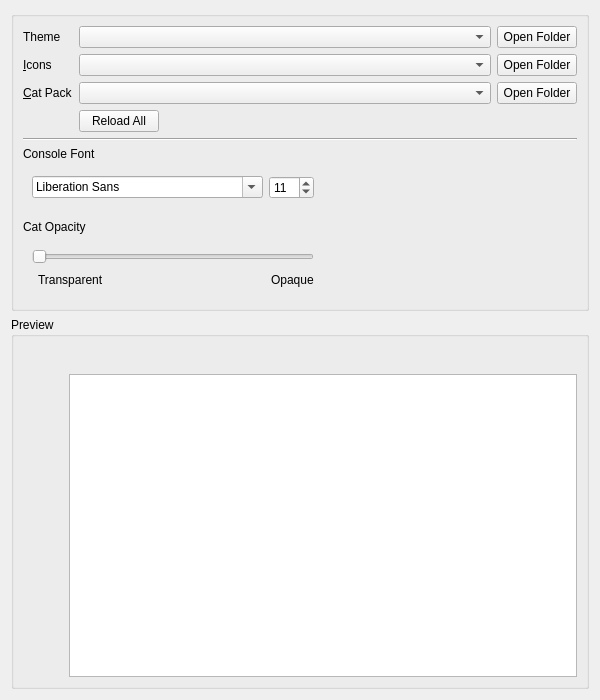
First picture: the form in launcher/ui/pages/global/AppearancePage.ui, repository FreesmTeam/FreesmLauncher, before the edit.
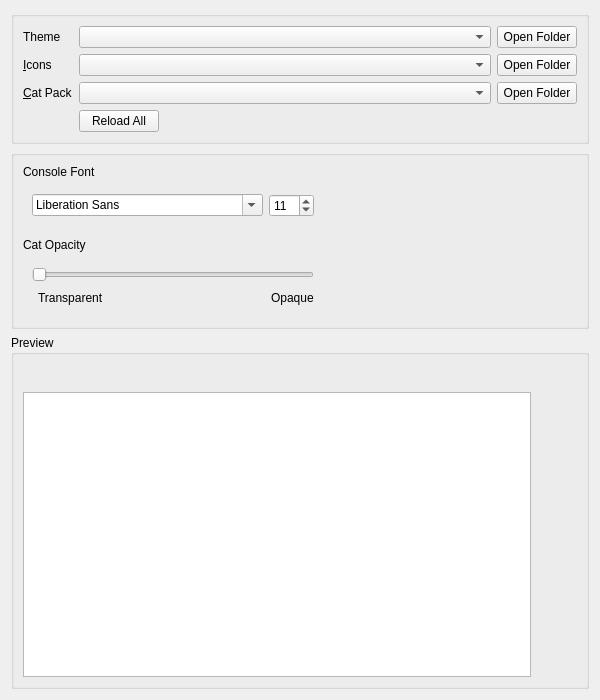
Second picture: the form after the edit. Icons and pictures are not drawn.

Commit message: Move cat to right and use QPushButtons for browse

```diff
--- a/launcher/ui/pages/global/AppearancePage.ui
+++ b/launcher/ui/pages/global/AppearancePage.ui
@@ -19,7 +19,7 @@
   <property name="windowTitle">
    <string>Form</string>
   </property>
-  <layout class="QVBoxLayout" name="verticalLayout" stretch="0,1">
+  <layout class="QVBoxLayout" name="verticalLayout" stretch="0,0,1">
    <item>
     <widget class="QGroupBox" name="iconSetBox">
      <property name="title">
@@ -135,13 +135,15 @@
         </item>
        </layout>
       </item>
-      <item>
-       <widget class="Line" name="line_2">
-        <property name="orientation">
-         <enum>Qt::Horizontal</enum>
-        </property>
-       </widget>
-      </item>
+     </layout>
+    </widget>
+   </item>
+   <item>
+    <widget class="QGroupBox" name="settingsBox">
+     <property name="title">
+      <string/>
+     </property>
+     <layout class="QVBoxLayout" name="verticalLayout_5">
       <item>
        <widget class="QLabel" name="label">
         <property name="text">
@@ -271,35 +273,6 @@
      </property>
      <layout class="QVBoxLayout" name="verticalLayout_3">
       <item>
-       <layout class="QHBoxLayout" name="horizontalLayout_7">
-        <item>
-         <widget class="QPushButton" name="catPreview">
-          <property name="sizePolicy">
-           <sizepolicy hsizetype="Fixed" vsizetype="Minimum">
-            <horstretch>0</horstretch>
-            <verstretch>0</verstretch>
-           </sizepolicy>
-          </property>
-          <property name="focusPolicy">
-           <enum>Qt::NoFocus</enum>
-          </property>
-          <property name="text">
-           <string/>
-          </property>
-          <property name="iconSize">
-           <size>
-            <width>128</width>
-            <height>256</height>
-           </size>
-          </property>
-          <property name="flat">
-           <bool>true</bool>
-          </property>
-         </widget>
-        </item>
-        <item>
-         <layout class="QVBoxLayout" name="verticalLayout_4">
-          <item>
            <layout class="QHBoxLayout" name="horizontalLayout">
             <item>
              <widget class="QPushButton" name="icon1">
@@ -487,6 +460,8 @@
            </layout>
           </item>
           <item>
+       <layout class="QHBoxLayout" name="horizontalLayout_3">
+        <item>
            <widget class="QTextEdit" name="consolePreview">
             <property name="sizePolicy">
              <sizepolicy hsizetype="Expanding" vsizetype="MinimumExpanding">
@@ -505,7 +480,30 @@
             </property>
            </widget>
           </item>
-         </layout>
+        <item>
+         <widget class="QPushButton" name="catPreview">
+          <property name="sizePolicy">
+           <sizepolicy hsizetype="Fixed" vsizetype="Minimum">
+            <horstretch>0</horstretch>
+            <verstretch>0</verstretch>
+           </sizepolicy>
+          </property>
+          <property name="focusPolicy">
+           <enum>Qt::NoFocus</enum>
+          </property>
+          <property name="text">
+           <string/>
+          </property>
+          <property name="iconSize">
+           <size>
+            <width>128</width>
+            <height>256</height>
+           </size>
+          </property>
+          <property name="flat">
+           <bool>true</bool>
+          </property>
+         </widget>
         </item>
        </layout>
       </item>
```
Left out of the diff: 3 changed lines with no effect on the pictures. Lines whose indentation alone changed are shown as unchanged. The commit also changes 1 other file.
